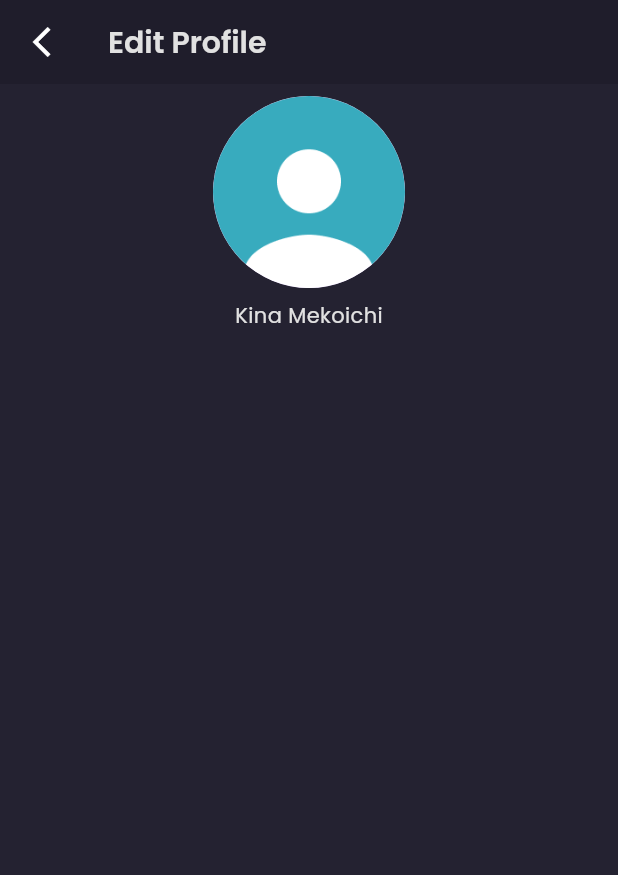
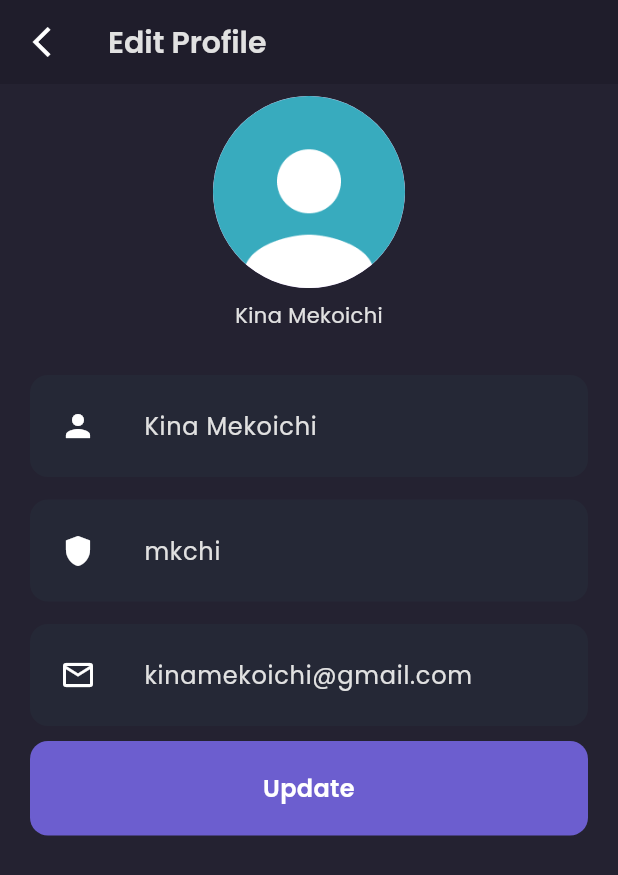
Before and after one commit to xxkinaxx/e-commmerce_app, a Flutter app: the MainPage screen opened by its route, item 4 of the bottom bar chosen, after a tap on "Edit Profile", on a phone screen of 412 x 824 dp. Shown: the top 875 px of the screen. Run offline on Flutter 3.47's test engine with Material 3 defaults, Android fonts, the phone set to English and light mode, and no system bars; our stand-ins replace carousel_slider, get, google_fonts.

Commit message:
changes commit

```diff
--- a/lib/main.dart
+++ b/lib/main.dart
@@ -27,6 +27,7 @@ class MyApp extends StatelessWidget {
         '/main' : (context) => MainPage(),
         '/detail-chat' : (context) => DetailChatPage(),
         '/edit-profile' : (context) => EditProfilePage(),
+        '/product-page' : (context) => ProductPage(),
       },
     );
   }
--- a/lib/pages/pages.dart
+++ b/lib/pages/pages.dart
@@ -1,10 +1,12 @@
 import 'dart:async';
 
+import 'package:carousel_slider/carousel_slider.dart';
 import 'package:e_commerce/pages/ui/widget/widget.dart';
 import 'package:e_commerce/shared/shared.dart';
 import 'package:flutter/cupertino.dart';
 import 'package:flutter/material.dart';
 import 'package:flutter/widgets.dart';
+import 'package:get/get.dart';
 import 'package:intl/intl.dart';
 
 part 'ui/home_page.dart';
@@ -17,3 +19,4 @@ part 'ui/profile_page.dart';
 part 'ui/chat_page.dart';
 part 'ui/detail_chat_page.dart';
 part 'ui/edit_profile_page.dart';
+part 'ui/product_page.dart';
--- a/lib/pages/ui/edit_profile_page.dart
+++ b/lib/pages/ui/edit_profile_page.dart
@@ -9,17 +9,142 @@ class EditProfilePage extends StatelessWidget {
       return AppBar(
         backgroundColor: backgroundColor1,
         leading: IconButton(
-          onPressed: (){
+          onPressed: () {
             Navigator.pop(context);
           },
           icon: Icon(
-            Icons.arrow_back_ios_outlined, color: Colors.white,
+            Icons.arrow_back_ios_outlined,
+            color: Colors.white,
           ),
         ),
-        title: Text('Edit Profile', style: primaryTextStyle.copyWith(
-          fontSize: 20,
-          fontWeight: semiBold,
-        ),),
+        title: Text(
+          'Edit Profile',
+          style: primaryTextStyle.copyWith(
+            fontSize: 20,
+            fontWeight: semiBold,
+          ),
+        ),
+      );
+    }
+
+    Widget buttonUpdate() {
+      return Padding(
+        padding: const EdgeInsets.symmetric(horizontal: 20),
+        child: Container(
+          width: double.infinity,
+          margin: EdgeInsets.only(top: 10),
+          padding: EdgeInsets.symmetric(horizontal: 12, vertical: 20),
+          decoration: BoxDecoration(
+            color: primaryColor,
+            borderRadius: BorderRadius.circular(12),
+          ),
+          child: Text(
+            'Update',
+            style: primaryTextStyle.copyWith(
+              fontSize: 16,
+              fontWeight: semiBold,
+              color: Colors.white
+            ),
+            textAlign: TextAlign.center,
+          ),
+        ),
+      );
+    }
+
+    Widget nameInput() {
+      return Padding(
+        padding: const EdgeInsets.symmetric(horizontal: 20),
+        child: Container(
+          width: double.infinity,
+          margin: EdgeInsets.only(top: 30),
+          padding: EdgeInsets.symmetric(horizontal: 20, vertical: 10),
+          decoration: BoxDecoration(
+              color: backgroundColor4, borderRadius: BorderRadius.circular(12)),
+          child: TextFormField(
+            decoration: InputDecoration(
+                border: InputBorder.none,
+                hintStyle: primaryTextStyle,
+                hintText: 'Kina Mekoichi',
+                fillColor: backgroundColor4,
+                filled: true,
+                icon: Icon(
+                  Icons.person,
+                  color: Colors.white,
+                ),
+            ),
+            style: primaryTextStyle.copyWith(
+              fontSize: 16,
+              fontWeight: regular,
+              color: Colors.white,
+            ),
+            keyboardType: TextInputType.text,
+          ),
+        ),
+      );
+    }
+
+    Widget usernameInput() {
+      return Padding(
+        padding: const EdgeInsets.symmetric(horizontal: 20),
+        child: Container(
+          width: double.infinity,
+          margin: EdgeInsets.only(top: 15),
+          padding: EdgeInsets.symmetric(horizontal: 20, vertical: 10),
+          decoration: BoxDecoration(
+              color: backgroundColor4, borderRadius: BorderRadius.circular(12)),
+          child: TextFormField(
+            decoration: InputDecoration(
+              border: InputBorder.none,
+              hintStyle: primaryTextStyle,
+              hintText: 'mkchi',
+              fillColor: backgroundColor4,
+              filled: true,
+              icon: Icon(
+                Icons.shield_sharp,
+                color: Colors.white,
+              ),
+            ),
+            style: primaryTextStyle.copyWith(
+              fontSize: 16,
+              fontWeight: regular,
+              color: Colors.white,
+            ),
+            keyboardType: TextInputType.text,
+          ),
+        ),
+      );
+    }
+
+    Widget emailInput() {
+      return Padding(
+        padding: const EdgeInsets.symmetric(horizontal: 20),
+        child: Container(
+            width: double.infinity,
+            margin: EdgeInsets.only(top: 15),
+            padding: EdgeInsets.symmetric(horizontal: 20, vertical: 10),
+            decoration: BoxDecoration(
+                color: backgroundColor4,
+                borderRadius: BorderRadius.circular(12)),
+            child: TextFormField(
+              decoration: InputDecoration(
+                border: InputBorder.none,
+                hintStyle: primaryTextStyle,
+                hintText: 'kinamekoichi@gmail.com',
+                fillColor: backgroundColor4,
+                filled: true,
+                icon: Icon(
+                  Icons.mail_outline,
+                  color: Colors.white,
+                ),
+              ),
+              style: primaryTextStyle.copyWith(
+                fontSize: 16,
+                fontWeight: regular,
+                color: Colors.white,
+              ),
+              keyboardType: TextInputType.text,
+            ),
+        ),
       );
     }
 
@@ -36,7 +161,14 @@ class EditProfilePage extends StatelessWidget {
                 backgroundImage: AssetImage('assets/image_profile.png'),
               ),
             ),
-            Text('Kina Mekoichi', style: primaryTextStyle,)
+            Text(
+              'Kina Mekoichi',
+              style: primaryTextStyle,
+            ),
+            nameInput(),
+            usernameInput(),
+            emailInput(),
+            buttonUpdate(),
           ],
         ),
       );
--- a/lib/pages/ui/main_page.dart
+++ b/lib/pages/ui/main_page.dart
@@ -96,7 +96,7 @@ class _MainPageState extends State<MainPage> {
   @override
   Widget build(BuildContext context) {
     return Scaffold(
-      backgroundColor: backgroundColor1,
+      backgroundColor: currentIndex == 0 ? backgroundColor1 : backgroundColor3 ,
       floatingActionButton: floatButton(),
       floatingActionButtonLocation: FloatingActionButtonLocation.centerDocked,
       bottomNavigationBar: customBottomNavbar(),
--- a/lib/pages/ui/profile_page.dart
+++ b/lib/pages/ui/profile_page.dart
@@ -5,7 +5,6 @@ class ProfilePage extends StatelessWidget {
 
   @override
   Widget build(BuildContext context) {
-
     PreferredSizeWidget header() {
       return AppBar(
         backgroundColor: backgroundColor1,
@@ -29,15 +28,21 @@ class ProfilePage extends StatelessWidget {
         ),
         child: Row(
           children: [
-            Text(title, style: primaryTextStyle,),
+            Text(
+              title,
+              style: primaryTextStyle,
+            ),
             Spacer(),
-            Icon(Icons.arrow_forward_ios_outlined, color: Colors.white,)
+            Icon(
+              Icons.arrow_forward_ios_outlined,
+              color: Colors.white,
+            )
           ],
         ),
       );
     }
 
-    Widget content(){
+    Widget content() {
       return Expanded(
         child: Container(
           width: double.infinity,
@@ -45,45 +50,68 @@ class ProfilePage extends StatelessWidget {
           child: Column(
             crossAxisAlignment: CrossAxisAlignment.start,
             children: [
-              Text('Account', style: primaryTextStyle.copyWith(
-                fontSize: 16,
-                fontWeight: semiBold
-              ),),
-              GestureDetector(
-                onTap: (){
-                  Navigator.pushNamed(context, '/edit-profile');
-                },
-                  child: menuItem('Edit Profile')
+              Row(
+                children: [
+                  CircleAvatar(
+                    radius: 40,
+                    backgroundImage: AssetImage('assets/image_profile.png'),
+                  ),
+                  SizedBox(
+                    width: 12,
+                  ),
+                  Expanded(
+                    child: Column(
+                      crossAxisAlignment: CrossAxisAlignment.start,
+                      children: [
+                        Text(
+                          'Kina Mekoichi',
+                          style: primaryTextStyle.copyWith(
+                              fontSize: 20, fontWeight: semiBold),
+                        ),
+                        Text(
+                          'kinamekoichi@gmail.com',
+                          style: primaryTextStyle.copyWith(
+                            fontSize: 16,
+                          ),
+                        )
+                      ],
+                    ),
+                  ),
+                  GestureDetector(
+                    onTap: (){},
+                    child: Icon(Icons.exit_to_app, color: Colors.red, size: 34,),
+                  ),
+                ],
+              ),
+              SizedBox(
+                height: 20,
+              ),
+              Text(
+                'Account',
+                style: primaryTextStyle.copyWith(
+                    fontSize: 16, fontWeight: semiBold),
               ),
               GestureDetector(
-                  onTap: (){},
-                  child: menuItem('Your Orders')
+                  onTap: () {
+                    Navigator.pushNamed(context, '/edit-profile');
+                  },
+                  child: menuItem('Edit Profile')),
+              GestureDetector(onTap: () {}, child: menuItem('Your Orders')),
+              GestureDetector(onTap: () {}, child: menuItem('Help')),
+              SizedBox(
+                height: 20,
+              ),
+              Text(
+                'General',
+                style: primaryTextStyle.copyWith(
+                    fontSize: 16, fontWeight: semiBold),
               ),
               GestureDetector(
-                  onTap: (){},
-                  child: menuItem('Help')
-              ),
-              SizedBox(height: 20,),
-              Text('General', style: primaryTextStyle.copyWith(
-                  fontSize: 16,
-                  fontWeight: semiBold
-              ),),
+                  onTap: () {}, child: menuItem('Privacy & Policy')),
               GestureDetector(
-                  onTap: (){},
-                  child: menuItem('Privacy & Policy')
-              ),
-              GestureDetector(
-                  onTap: (){},
-                  child: menuItem('Terms of Service')
-              ),
-              GestureDetector(
-                  onTap: (){},
-                  child: menuItem('Rate App')
-              ),
-              GestureDetector(
-                  onTap: (){},
-                  child: menuItem('Help Center')
-              ),
+                  onTap: () {}, child: menuItem('Terms of Service')),
+              GestureDetector(onTap: () {}, child: menuItem('Rate App')),
+              GestureDetector(onTap: () {}, child: menuItem('Help Center')),
             ],
           ),
         ),
@@ -91,10 +119,7 @@ class ProfilePage extends StatelessWidget {
     }
 
     return ListView(
-      children: [
-        header(),
-        content()
-      ],
+      children: [header(), content()],
     );
   }
 }
--- a/lib/pages/ui/widget/product_card.dart
+++ b/lib/pages/ui/widget/product_card.dart
@@ -5,7 +5,11 @@ class ProductCard extends StatelessWidget {
 
   @override
   Widget build(BuildContext context) {
-    return Container(
+    return GestureDetector(
+      onTap: (){
+        Navigator.pushNamed(context, '/product-page');
+      },
+      child: Container(
         width: 215,
         height: 235,
         margin: EdgeInsets.only(right: defaultMargin),
@@ -63,6 +67,7 @@ class ProductCard extends StatelessWidget {
             )
           ],
         ),
+      ),
     );
   }
 }
--- a/lib/pages/ui/widget/product_title.dart
+++ b/lib/pages/ui/widget/product_title.dart
@@ -5,7 +5,11 @@ class ProductTitle extends StatelessWidget {
 
   @override
   Widget build(BuildContext context) {
-    return Container(
+    return GestureDetector(
+      onTap: (){
+        Navigator.pushNamed(context, '/product-page');
+      },
+      child: Container(
         margin: EdgeInsets.only(top: 20),
         child: Row(
           children: [
@@ -30,6 +34,7 @@ class ProductTitle extends StatelessWidget {
             ),
           ],
         )
+      ),
     );
   }
 }
--- a/lib/shared/themes.dart
+++ b/lib/shared/themes.dart
@@ -11,6 +11,7 @@ Color backgroundColor2 = const Color(0xFF2B2937);
 Color backgroundColor3 = const Color(0xFF242231);
 Color backgroundColor4 = const Color(0xFF252836);
 Color backgroundColor5 = const Color(0xFF2B2844);
+Color backgroundColor6 = const Color(0xFFECEDEF);
 Color primaryTextColor = const Color(0xFFE1E1E1);
 Color secondaryTextColor = const Color(0xFF999999);
 Color subtitleColor = const Color(0xFF504F5E);
--- a/pubspec.yaml
+++ b/pubspec.yaml
@@ -41,6 +41,7 @@ dependencies:
   get: ^4.6.6
   flutter_material_design_icons: ^1.1.7447
   intl: ^0.19.0
+  carousel_slider: ^5.0.0
 
 dev_dependencies:
   flutter_test:
```
Also changed, not shown: lib/pages/ui/product_page.dart (added, +465 -0 lines), pubspec.lock. Lines whose indentation alone changed are shown as unchanged.
